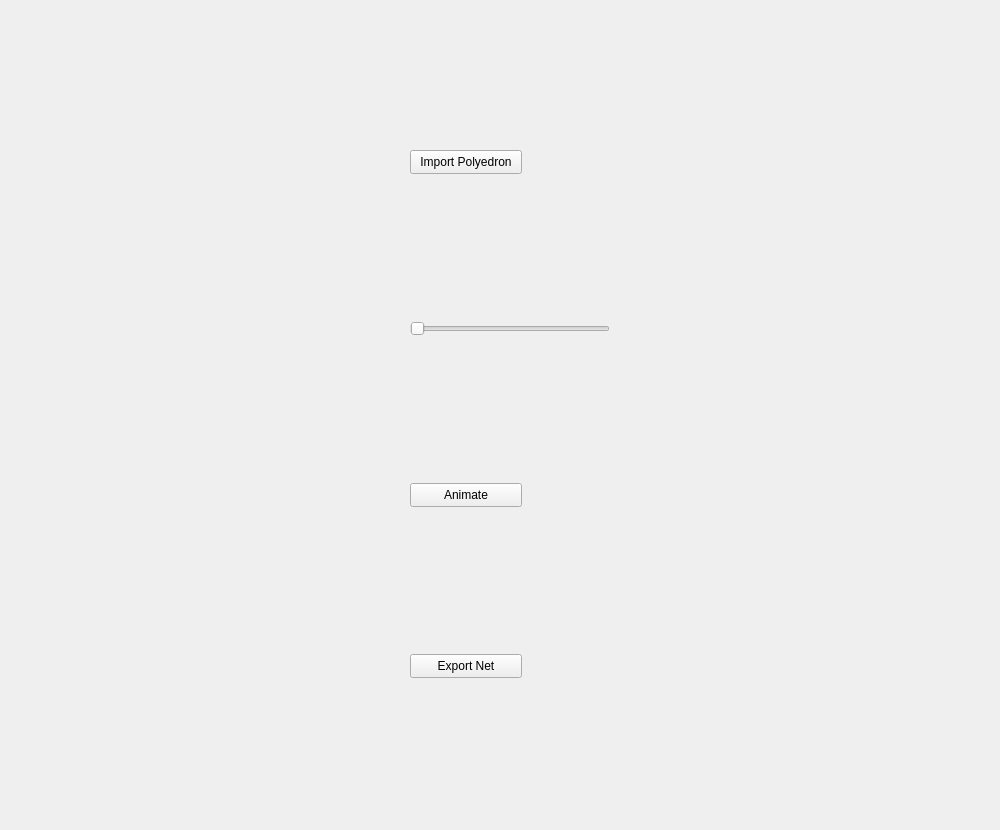
borisbordeaux/DeveloppementPolyedres, file mainwindow.ui: the form before one commit.
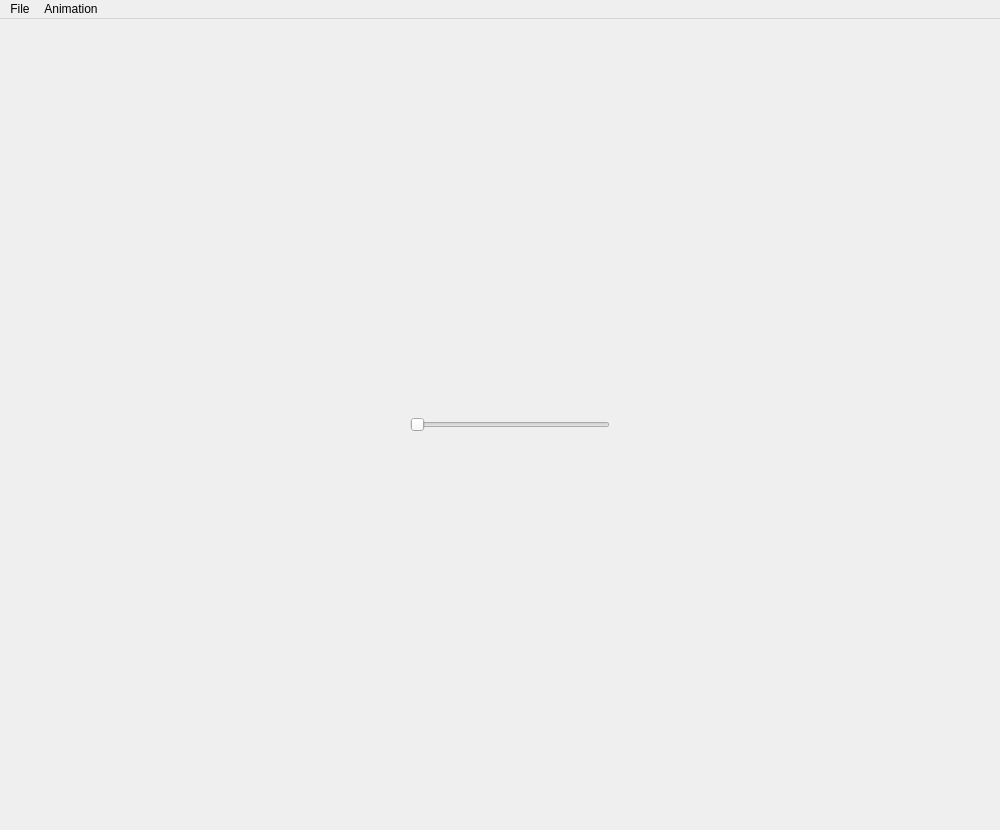
The form after the commit.

Commit message: Added animations. Added option to open an obj file

```diff
--- a/mainwindow.ui
+++ b/mainwindow.ui
@@ -45,25 +45,6 @@
       <property name="sizeConstraint">
        <enum>QLayout::SetMinimumSize</enum>
       </property>
-      <item>
-       <widget class="QPushButton" name="pbImportPolyedron">
-        <property name="minimumSize">
-         <size>
-          <width>112</width>
-          <height>24</height>
-         </size>
-        </property>
-        <property name="maximumSize">
-         <size>
-          <width>112</width>
-          <height>24</height>
-         </size>
-        </property>
-        <property name="text">
-         <string>Import Polyedron</string>
-        </property>
-       </widget>
-      </item>
       <item>
        <widget class="QSlider" name="sliderOpening">
         <property name="sizePolicy">
@@ -74,7 +55,7 @@
         </property>
         <property name="minimumSize">
          <size>
-          <width>200</width>
+          <width>100</width>
           <height>0</height>
          </size>
         </property>
@@ -92,38 +73,6 @@
         </property>
        </widget>
       </item>
-      <item>
-       <widget class="QPushButton" name="pushButton">
-        <property name="maximumSize">
-         <size>
-          <width>112</width>
-          <height>24</height>
-         </size>
-        </property>
-        <property name="text">
-         <string>Animate</string>
-        </property>
-       </widget>
-      </item>
-      <item>
-       <widget class="QPushButton" name="pushButton_2">
-        <property name="minimumSize">
-         <size>
-          <width>112</width>
-          <height>0</height>
-         </size>
-        </property>
-        <property name="maximumSize">
-         <size>
-          <width>112</width>
-          <height>24</height>
-         </size>
-        </property>
-        <property name="text">
-         <string>Export Net</string>
-        </property>
-       </widget>
-      </item>
      </layout>
     </item>
    </layout>
@@ -137,6 +86,32 @@
      <height>21</height>
     </rect>
    </property>
+   <widget class="QMenu" name="menuFichier">
+    <property name="title">
+     <string>File</string>
+    </property>
+    <widget class="QMenu" name="menuOuvrir">
+     <property name="title">
+      <string>Open</string>
+     </property>
+     <addaction name="actionCube"/>
+     <addaction name="actionOctahedron"/>
+     <addaction name="actionDodecahedron"/>
+     <addaction name="actionPyramid"/>
+     <addaction name="actionTruncated_dodecahedron"/>
+     <addaction name="actionDiamond"/>
+     <addaction name="actionOther"/>
+    </widget>
+    <addaction name="menuOuvrir"/>
+   </widget>
+   <widget class="QMenu" name="menuAnimation">
+    <property name="title">
+     <string>Animation</string>
+    </property>
+    <addaction name="actionAnimate"/>
+   </widget>
+   <addaction name="menuFichier"/>
+   <addaction name="menuAnimation"/>
   </widget>
  </widget>
  <resources/>
```
Left out of the diff: 40 changed lines with no effect on the pictures. The commit also changes 8 other files.
